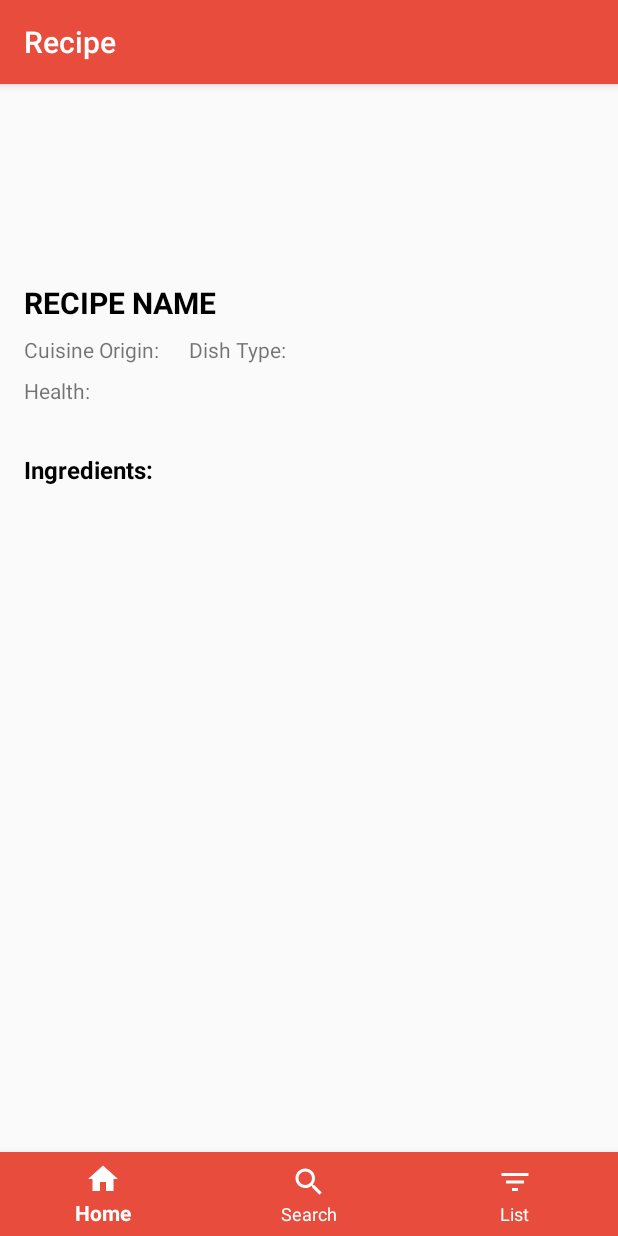
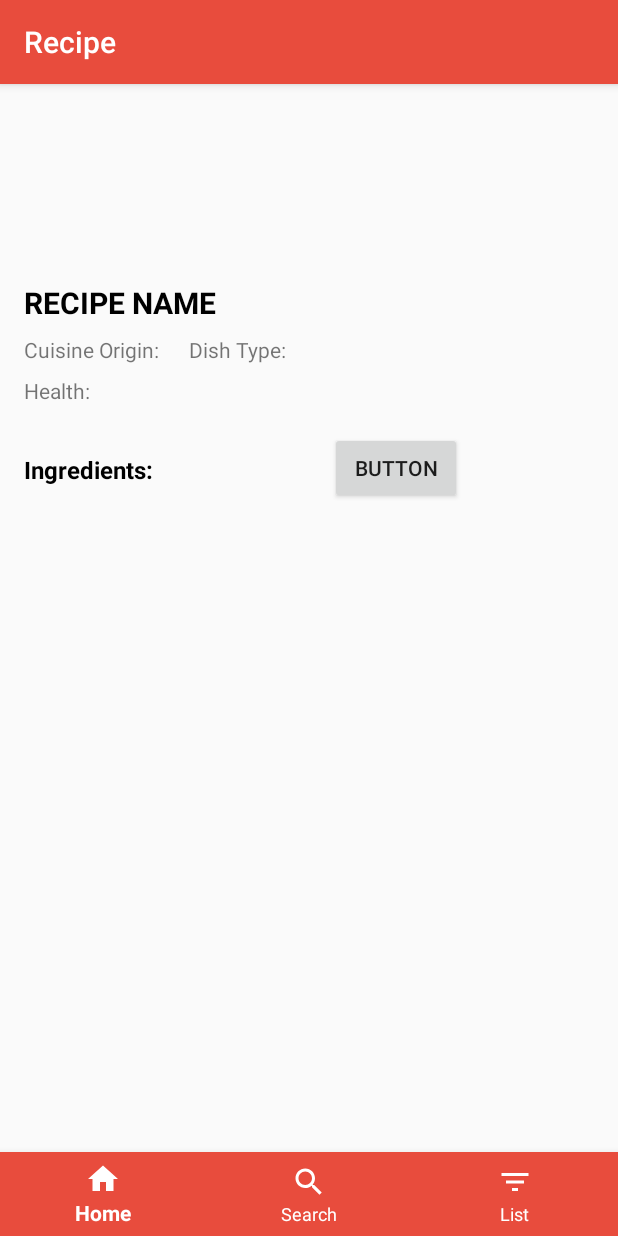
Before and after one commit to HunterSaunders/EZmeals, an Android app: the RecipeDisplayActivity screen opened directly, with no data from a screen before it, on a phone screen of 412 x 824 dp. Run offline under Robolectric (Android 15) with nearby library versions, the phone set to English and light mode, and no system bars; our stand-ins replace Volley; network calls fail; pictures from the network do not load.

Commit message:
Added a button with the name "Button" on the recipe_screen.xml implemented an alert notification to trigger on click.

```diff
--- a/app/src/main/java/com/example/ezmeals/RecipeDisplayActivity.java
+++ b/app/src/main/java/com/example/ezmeals/RecipeDisplayActivity.java
@@ -2,9 +2,18 @@ package com.example.ezmeals;
 
 import androidx.annotation.NonNull;
 import androidx.appcompat.app.AppCompatActivity;
+import androidx.core.app.NotificationCompat;
+
+import android.app.AlertDialog;
+import android.app.NotificationManager;
+import android.app.PendingIntent;
+import android.content.Context;
+import android.content.DialogInterface;
 import android.content.Intent;
 import android.os.Bundle;
 import android.view.MenuItem;
+import android.view.View;
+import android.widget.Button;
 import android.widget.ImageView;
 import android.widget.TextView;
 import com.android.volley.Request;
@@ -31,6 +40,8 @@ public class RecipeDisplayActivity extends AppCompatActivity {
 
     private final String key = api_key;
     private final String appId = api_id;
+    private Button alertButton;
+    private TextView alertTextView;
 
 
     @Override
@@ -38,6 +49,36 @@ public class RecipeDisplayActivity extends AppCompatActivity {
         super.onCreate(savedInstanceState);
         setContentView(R.layout.recipe_screen);
         getSupportActionBar().setTitle("Recipe");
+
+        alertButton = (Button) findViewById(R.id.save_ingredients);
+        alertTextView = (TextView) findViewById(R.id.AlertTextView);
+
+        alertButton.setOnClickListener(new View.OnClickListener(){
+            @Override
+            public void onClick(View view){
+                AlertDialog.Builder builder = new AlertDialog.Builder(RecipeDisplayActivity.this);
+
+                builder.setCancelable(true);
+                builder.setTitle("EZmeals Alert");
+                builder.setMessage("Ingredients saved");
+
+                builder.setNegativeButton("Cancel", new DialogInterface.OnClickListener() {
+                    @Override
+                    public void onClick(DialogInterface dialogInterface, int i) {
+                        dialogInterface.cancel();
+                    }
+                });
+
+                builder.setPositiveButton("View", new DialogInterface.OnClickListener() {
+                    @Override
+                    public void onClick(DialogInterface dialog, int i) {
+                        startActivity(new Intent(getApplicationContext(), GroceryList.class));
+                        overridePendingTransition(0, 0);
+                    }
+                });
+                builder.show();
+            }
+        });
 
 
         Intent intent = getIntent();
@@ -113,5 +154,4 @@ public class RecipeDisplayActivity extends AppCompatActivity {
             }
         });
     }
-
 }
--- a/app/src/main/res/layout/recipe_screen.xml
+++ b/app/src/main/res/layout/recipe_screen.xml
@@ -143,5 +143,32 @@
         app:layout_constraintStart_toStartOf="parent"
         app:layout_constraintTop_toBottomOf="@+id/textView4" />
 
+    <Button
+        android:id="@+id/save_ingredients"
+        android:layout_width="wrap_content"
+        android:layout_height="wrap_content"
+        android:layout_marginStart="220dp"
+        android:layout_marginLeft="220dp"
+        android:layout_marginTop="232dp"
+        android:text="Button"
+        app:layout_constraintStart_toStartOf="parent"
+        app:layout_constraintTop_toTopOf="parent" />
+
+
+    <TextView
+        android:id="@+id/AlertTextView"
+        android:layout_width="wrap_content"
+        android:layout_height="wrap_content"
+        android:layout_below="@+id/save_ingredients"
+        android:layout_centerHorizontal="true"
+        android:layout_marginStart="180dp"
+        android:layout_marginLeft="180dp"
+        android:layout_marginTop="300dp"
+        android:text="Ingredients Saved!"
+        android:textSize="20sp"
+        android:visibility="invisible"
+        app:layout_constraintStart_toStartOf="parent"
+        app:layout_constraintTop_toTopOf="parent" />
+
 
 </androidx.constraintlayout.widget.ConstraintLayout>
```
Also changed, not shown: app/src/main/java/com/example/ezmeals/GroceryList.java (+8 -2 lines).
